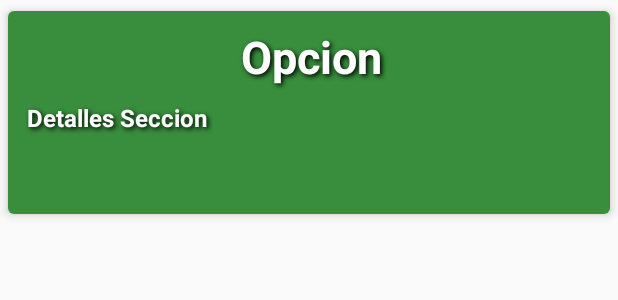
After one commit to Alink7/huertoencasa, an Android app: the layout opcion_cultivo_card.xml on its own in the app's theme, with its tools: preview values and no code run, on a phone screen of 412 x 824 dp. The commit adds this screen. Shown: the top 300 px of the screen. Run offline under Robolectric (Android 15) with nearby library versions, the phone set to English and light mode, and no system bars.

Commit message:
Cambios en cultivo, opciones de cultivo, recetas (todavia falta), plantas

```diff
--- a/app/src/main/java/com/example/alink/huerto/AgregarACultivoActivity.java
+++ b/app/src/main/java/com/example/alink/huerto/AgregarACultivoActivity.java
@@ -1,15 +1,11 @@
 package com.example.alink.huerto;
 
-import android.content.DialogInterface;
 import android.content.Intent;
 import android.database.Cursor;
 import android.database.sqlite.SQLiteDatabase;
-import android.support.v7.app.AlertDialog;
 import android.support.v7.app.AppCompatActivity;
 import android.os.Bundle;
-import android.support.v7.widget.LinearLayoutManager;
 import android.support.v7.widget.RecyclerView;
-import android.util.Log;
 import android.view.View;
 import android.widget.ArrayAdapter;
 import android.widget.Button;
@@ -133,7 +129,7 @@ public class AgregarACultivoActivity extends AppCompatActivity {
         Cursor cursor = bd.rawQuery("SELECT * FROM Cultivo", null);
         if (cursor.moveToFirst()) {
             do {
-                cultivos.add(new Cultivo(cursor.getDouble(1), cursor.getDouble(2), cursor.getDouble(3), cursor.getString(4)));
+                cultivos.add(new Cultivo(cursor.getDouble(1), cursor.getDouble(2), cursor.getDouble(3), cursor.getString(4), cursor.getInt(0)));
             } while (cursor.moveToNext());
         }
         cursor.close();
--- a/app/src/main/java/com/example/alink/huerto/LoginActivity.java
+++ b/app/src/main/java/com/example/alink/huerto/LoginActivity.java
@@ -265,7 +265,7 @@ public class LoginActivity extends AppCompatActivity implements LoaderCallbacks<
 
                                 sManager.crearSesion(usuarioRetornado.getUsername(), usuarioRetornado.getEmail(), usuarioRetornado.getIdUsuario());
 
-                                Intent i = new Intent(getApplicationContext(), WelcomeActivity.class);
+                                Intent i = new Intent(getApplicationContext(), PrincipalActivity.class);
                                 i.putExtra(Constantes.NAME_KEY, usuarioRetornado.getUsername());
                                 startActivity(i);
                             }
--- /dev/null
+++ b/app/src/main/res/layout/opcion_cultivo_card.xml
@@ -0,0 +1,35 @@
+<android.support.v7.widget.CardView xmlns:android="http://schemas.android.com/apk/res/android"
+    xmlns:card_view="http://schemas.android.com/apk/res-auto"
+    android:layout_width="match_parent"
+    android:layout_height="150dp"
+    card_view:cardCornerRadius="4dp"
+    card_view:cardElevation="4dp"
+    android:background="@mipmap/huertos"
+    card_view:cardUseCompatPadding="true">
+
+    <RelativeLayout
+        android:layout_width="match_parent"
+        android:layout_height="match_parent"
+        android:padding="10sp"
+        android:background="@color/colorPrimaryDark"
+        >
+
+        <TextView
+            android:id="@+id/opcion_cultivo_titulo"
+            android:layout_width="match_parent"
+            android:layout_height="wrap_content"
+            android:text="Opcion"
+            style="@style/CardCultivoText"
+            android:textAlignment="center"
+            />
+
+        <TextView
+            android:id="@+id/opcion_cultivo_detalle"
+            android:layout_width="match_parent"
+            android:layout_height="wrap_content"
+            android:text="Detalles Seccion"
+            style="@style/CardDetallesCultivoText"
+            android:layout_marginTop="50sp"
+            />
+    </RelativeLayout>
+</android.support.v7.widget.CardView>
```
Also changed, not shown: app/src/main/AndroidManifest.xml (+44 -1 lines), app/src/main/java/com/example/alink/huerto/Cultivo.java (+50 -2 lines), app/src/main/java/com/example/alink/huerto/OpcionCultivo.java (added, +60 -0 lines), app/src/main/java/com/example/alink/huerto/OpcionesCultivoActivity.java (added, +50 -0 lines), app/src/main/java/com/example/alink/huerto/PrincipalActivity.java (+38 -6 lines), app/src/main/java/com/example/alink/huerto/RecyclerViewAdapterOpcion.java (added, +79 -0 lines), app/src/main/res/layout/activity_opciones_cultivo.xml (added, +22 -0 lines), app/src/main/res/mipmap-hdpi/huertos.jpg (added), app/src/main/res/mipmap-hdpi/navigation_header.jpg (added).
